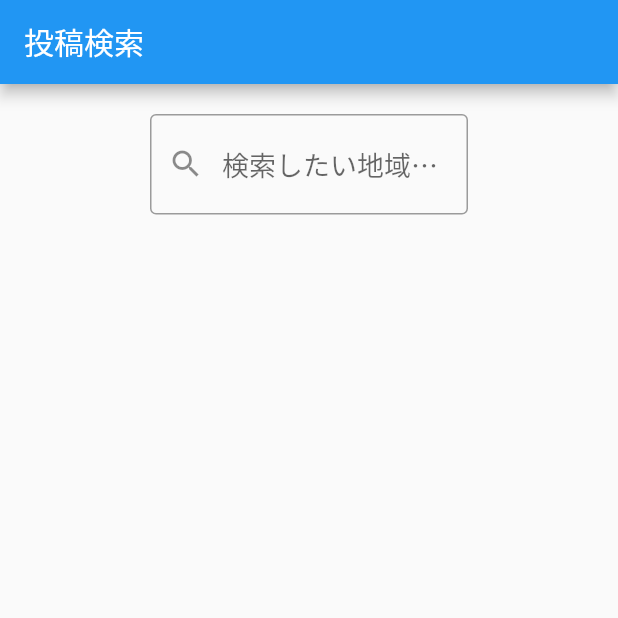
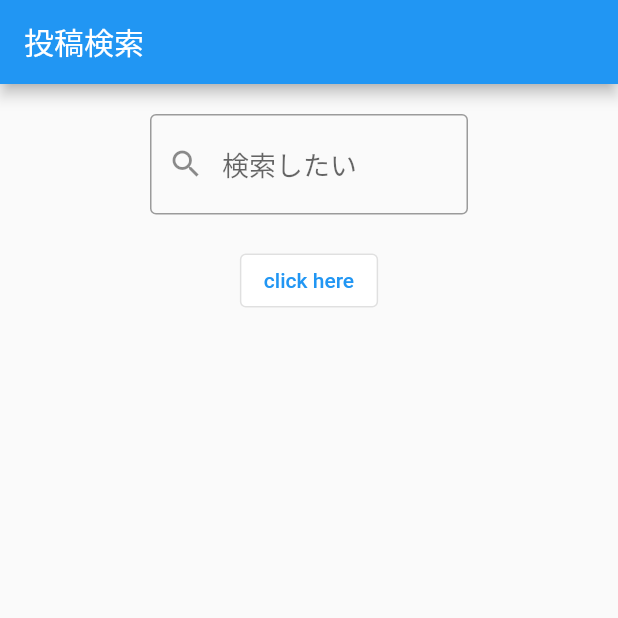
Before and after one commit to 19rd154/ore_no_ramen_F, a Flutter app: the SearchScreen screen opened directly, on a phone screen of 412 x 824 dp, the top half of it. Run offline on Flutter 3.47's test engine with Material 2 defaults, Android fonts, the phone set to English and light mode, and no system bars; our stand-ins replace google_maps_flutter.

```diff
--- a/lib/src/screens/unvisitedsearch.dart
+++ b/lib/src/screens/unvisitedsearch.dart
@@ -1,5 +1,6 @@
 import 'package:flutter/material.dart';
 import 'package:world/src/screens/article_container.dart';
+import 'package:world/src/screens/map_view.dart';
 
 class SearchScreen extends StatefulWidget {
 
@@ -18,7 +19,7 @@ class _Searchscreenstate extends State<SearchScreen> {
 
   @override
   Widget build(BuildContext context) {
-    String nowplace = '検索したい地域を入力してください';
+    String nowplace = '検索したい';
     String searching='unnti';
     return Scaffold(
 
@@ -57,8 +58,20 @@ class _Searchscreenstate extends State<SearchScreen> {
                     // enterで実行する処理
                   },
                 ),
+
               ),
-
+              OutlinedButton(
+                style: TextButton.styleFrom(
+                  backgroundColor: Colors.white,
+                ),
+                onPressed: () {
+                  Navigator.push(
+                  context,
+                  MaterialPageRoute(builder: (context) => MapViewScreen())
+                  );
+                  /* ボタンがタップされた時の処理 */ },
+                child: Text('click here'),
+              )
               /*Padding(
                  padding: const EdgeInsets.symmetric(
                   vertical: 0,
--- a/pubspec.yaml
+++ b/pubspec.yaml
@@ -37,6 +37,7 @@ dependencies:
   cupertino_icons: ^1.0.2
   http: ^1.1.0
   intl: ^0.18.1
+  google_maps_flutter: ^2.1.8
 
 dev_dependencies:
   flutter_test:
```
Also changed, not shown: lib/src/screens/map_view.dart (added, +49 -0 lines), pubspec.lock, 3 other files.
